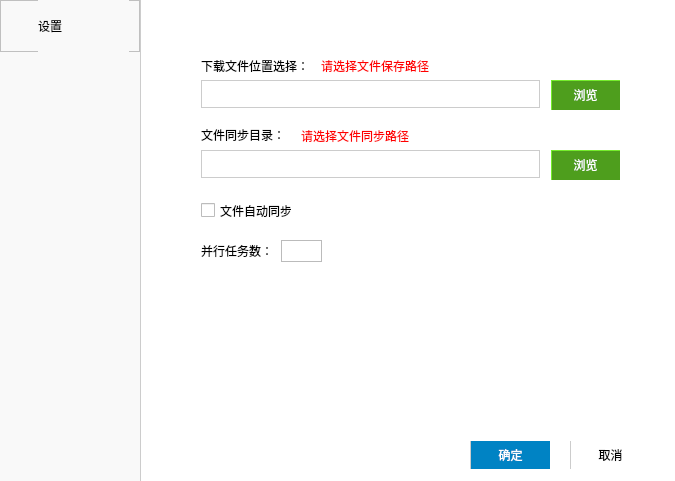
Before: the Qt Designer form src/NetDisk/configpanel.ui in birdman1992/NetDisk, drawn with Qt 5.
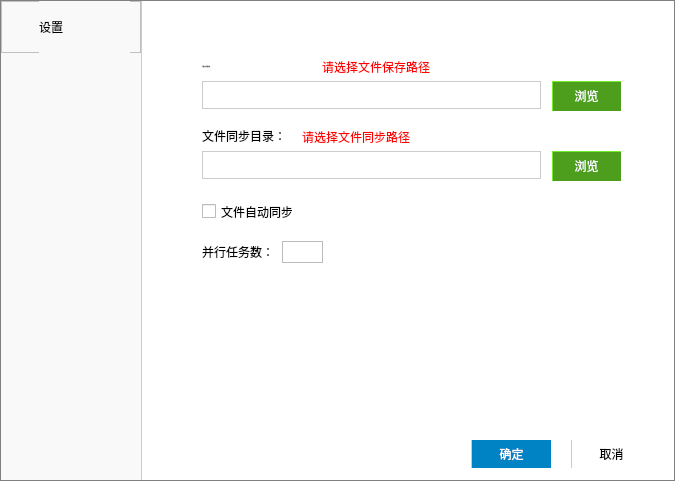
After: the same form once the commit is applied. Icons and pictures are not drawn.

Diff of the .ui file:
```diff
--- a/src/NetDisk/configpanel.ui
+++ b/src/NetDisk/configpanel.ui
@@ -17,23 +17,25 @@
    <string>Form</string>
   </property>
   <property name="styleSheet">
-   <string notr="true"/>
+   <string notr="true">#ConfigPanel{
+border:1px solid gray;
+}</string>
   </property>
   <layout class="QHBoxLayout" name="horizontalLayout" stretch="1,8">
    <property name="spacing">
     <number>0</number>
    </property>
    <property name="leftMargin">
-    <number>0</number>
+    <number>1</number>
    </property>
    <property name="topMargin">
-    <number>0</number>
+    <number>1</number>
    </property>
    <property name="rightMargin">
-    <number>0</number>
+    <number>1</number>
    </property>
    <property name="bottomMargin">
-    <number>0</number>
+    <number>1</number>
    </property>
    <item>
     <layout class="QVBoxLayout" name="verticalLayout">
@@ -248,6 +250,18 @@
            <height>31</height>
           </rect>
          </property>
+         <property name="font">
+          <font>
+           <family>微软雅黑</family>
+           <pointsize>-1</pointsize>
+           <weight>50</weight>
+           <italic>false</italic>
+           <bold>false</bold>
+          </font>
+         </property>
+         <property name="styleSheet">
+          <string notr="true">font: 12px &quot;微软雅黑&quot;;</string>
+         </property>
          <property name="text">
           <string>下载文件位置选择：</string>
          </property>
@@ -306,6 +320,10 @@
            <height>31</height>
           </rect>
          </property>
+         <property name="styleSheet">
+          <string notr="true">font: 12px &quot;微软雅黑&quot;;
+</string>
+         </property>
          <property name="text">
           <string>文件同步目录：</string>
          </property>
@@ -351,6 +369,10 @@
            <height>21</height>
           </rect>
          </property>
+         <property name="styleSheet">
+          <string notr="true">font: 12px &quot;微软雅黑&quot;;
+</string>
+         </property>
          <property name="text">
           <string>并行任务数：</string>
          </property>
@@ -380,6 +402,10 @@
            <height>21</height>
           </rect>
          </property>
+         <property name="styleSheet">
+          <string notr="true">font: 12px &quot;微软雅黑&quot;;
+</string>
+         </property>
          <property name="text">
           <string>文件自动同步</string>
          </property>
```
Left out of the diff: 16 changed lines with no effect on the pictures.
